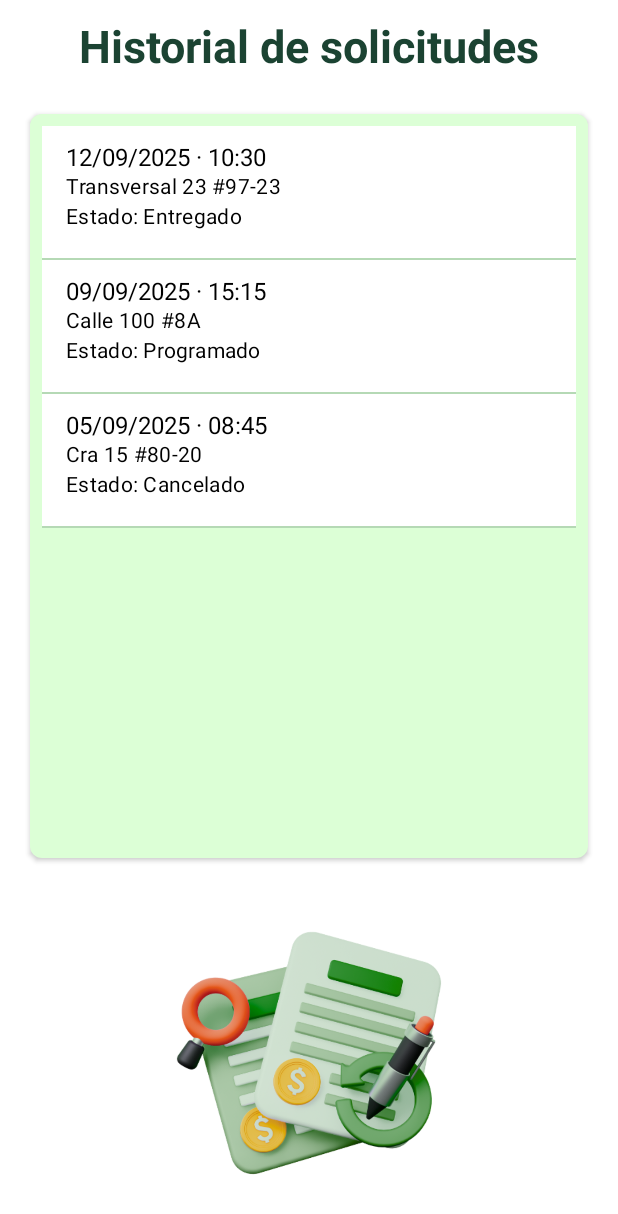
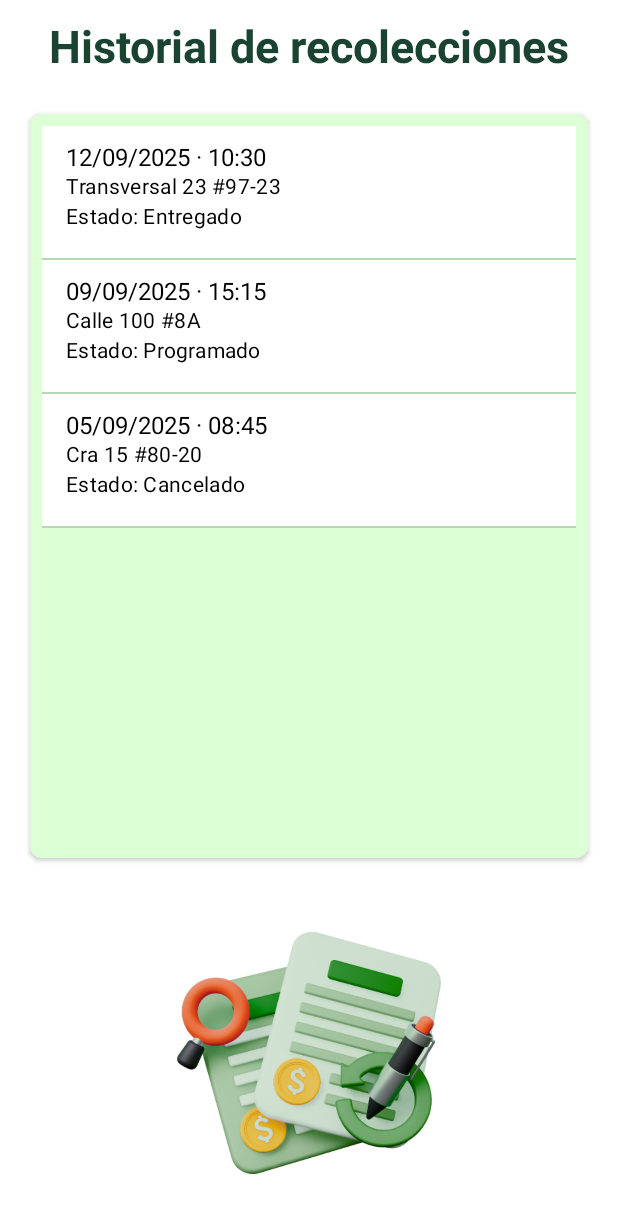
Before and after one commit to mgcruzp/ReBottle, an Android app built with Jetpack Compose: the composable HistorialScreen shown on its own in the app's theme, on a phone screen of 412 x 824 dp. Shown: the top 1214 px of the screen. Run offline under Robolectric (Android 15) with nearby library versions, the phone set to English and light mode, and no system bars.

Commit message:
CORREGIDOO SOLICITUD A RECOLECCION

```diff
--- a/app/src/main/java/com/example/rebottle/ui/screens/user/HistorialScreen.kt
+++ b/app/src/main/java/com/example/rebottle/ui/screens/user/HistorialScreen.kt
@@ -32,7 +32,7 @@ fun HistorialScreen() {
             CenterAlignedTopAppBar(
                 title = {
                     Text(
-                        "Historial de solicitudes",
+                        "Historial de recolecciones",
                         style = MaterialTheme.typography.titleLarge.copy(
                             fontSize = 30.sp,
                             fontWeight = FontWeight.Bold
--- a/app/src/main/java/com/example/rebottle/ui/screens/user/InicioUsuarioScreen.kt
+++ b/app/src/main/java/com/example/rebottle/ui/screens/user/InicioUsuarioScreen.kt
@@ -62,7 +62,7 @@ fun InicioUsuarioScreen(
 
                 ActionCard(
                     imageRes = R.drawable.programar,
-                    title = "Programar solicitud",
+                    title = "Programar recoleccion",
                     onClick = onProgramar,
                     modifier = Modifier.fillMaxWidth()
                 )
```
